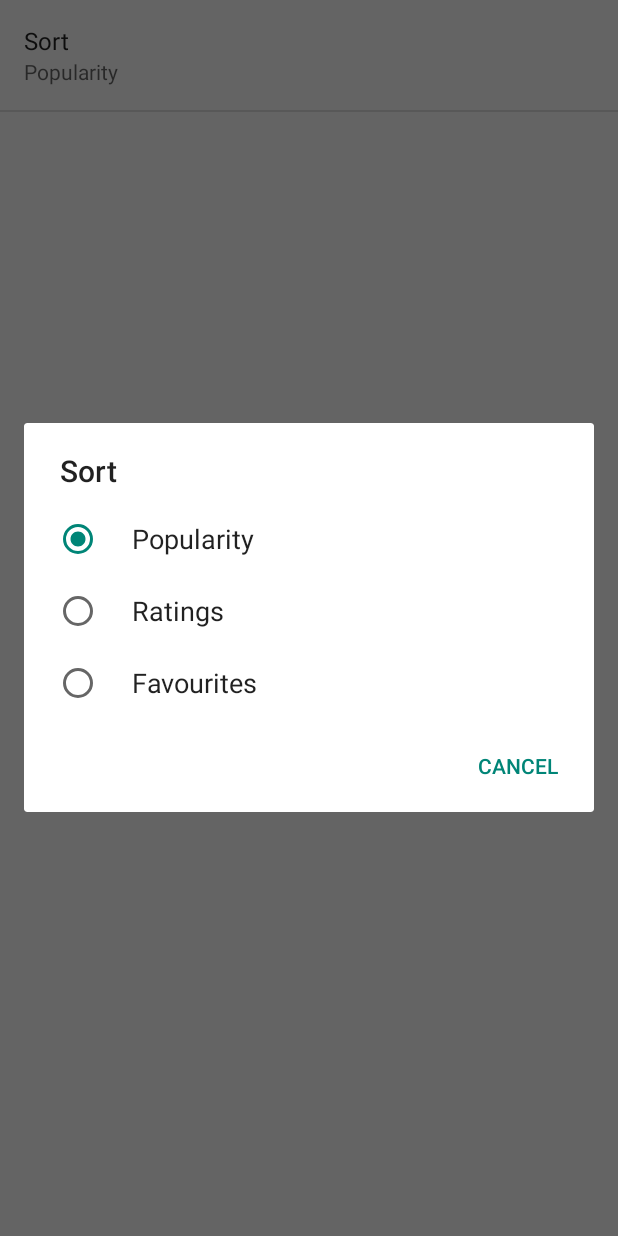
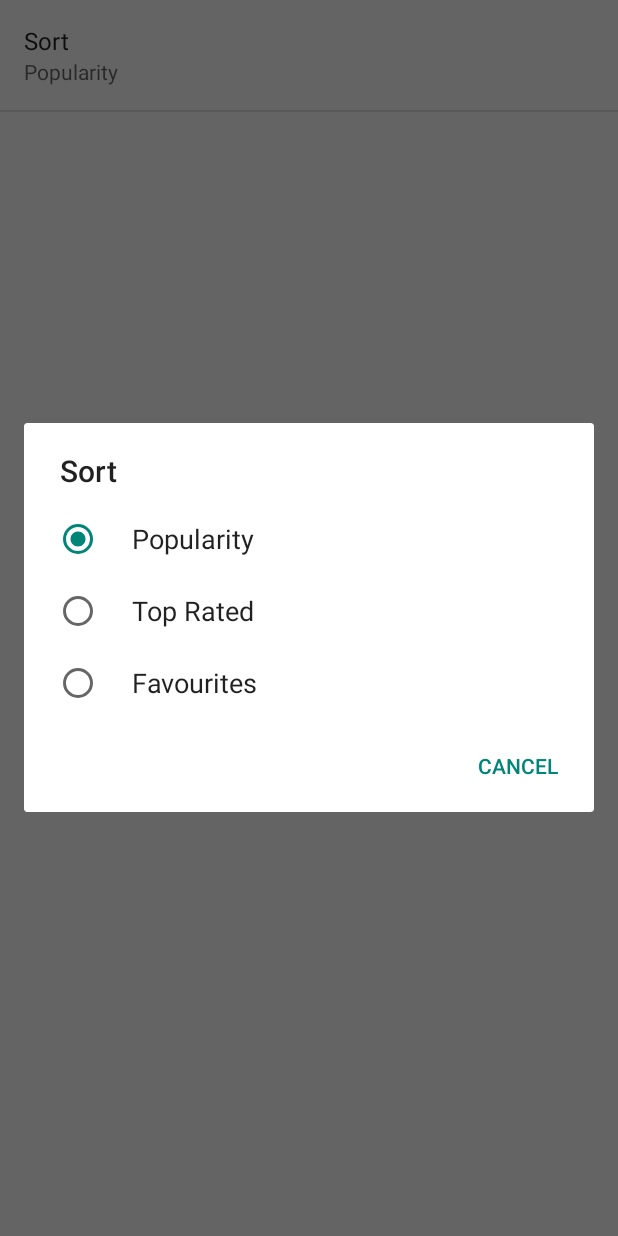
Before and after one commit to bhagat19/Android-NanoDegree-Udacity, an Android app: the SettingsActivity screen opened directly, with no data from a screen before it, after a tap on "Sort", on a phone screen of 412 x 824 dp. Run offline under Robolectric (Android 15) with nearby library versions, the phone set to English and light mode, and no system bars.

```diff
--- a/app/src/main/java/com/example/amit/popular_moviesapp/Util/FetchMovie.java
+++ b/app/src/main/java/com/example/amit/popular_moviesapp/Util/FetchMovie.java
@@ -74,9 +74,8 @@ public class FetchMovie extends AsyncTask<String, Void, ArrayList<MovieItem>> {
             uri.scheme("http").
                     authority("api.themoviedb.org").
                     appendPath("3").
-                    appendPath("discover").
                     appendPath("movie").
-                    appendQueryParameter("sort_by", sortOrder).
+                    appendPath(sortOrder).
                     appendQueryParameter("page", params[1]).
                     appendQueryParameter("api_key", mContext.getString(R.string.APIKEY)).
                     build();
--- a/app/src/main/res/values/strings.xml
+++ b/app/src/main/res/values/strings.xml
@@ -10,14 +10,14 @@
 
     <string name="pref_sort_label">Sort</string>
     <string name="pref_sort_label_popular">Popularity</string>
-    <string name="pref_sort_label_ratings">Ratings</string>
+    <string name="pref_sort_label_ratings">Top Rated</string>
     <string name="pref_sort_label_favourite">Favourites</string>
 
 
     <string name="pref_sort_key" translatable="false">sort</string>
-    <string name="pref_sort_popular" translatable="false">popularity.desc</string>
+    <string name="pref_sort_popular" translatable="false">popular</string>
     <string name="pref_sort_favourite" translatable="false">favourite</string>
-    <string name="pref_sort_ratings" translatable="false">vote_average.desc</string>
+    <string name="pref_sort_ratings" translatable="false">top_rated</string>
 
 
     <!-- Strings for JSON data results !-->
```
Also changed, not shown: app/src/main/java/com/example/amit/popular_moviesapp/UI/MovieDetailFragment.java (+1 -37 lines), 1 other file.
